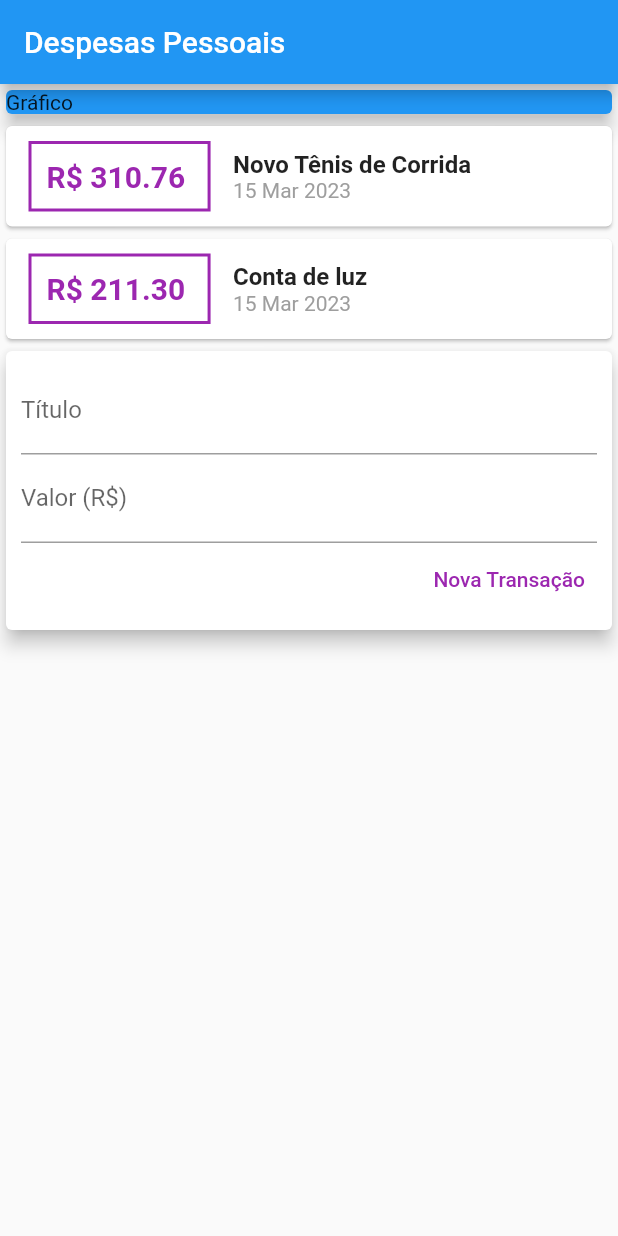
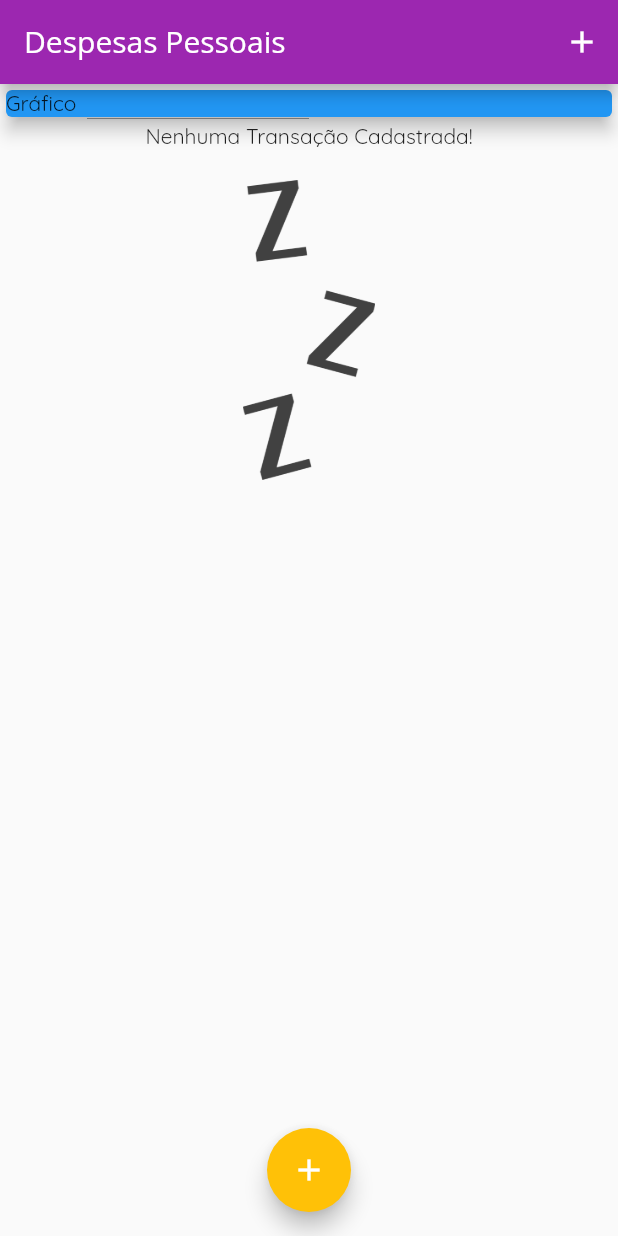
Before and after one commit to Okamael/despesas_pessoais, a Flutter app: the screen it shows after launch, on a phone screen of 412 x 824 dp. Run offline on Flutter 3.47's test engine with Material 2 defaults, Android fonts, the phone set to English and light mode, and no system bars.

Commit message:
estudos 15/03/2023

```diff
--- a/lib/components/transaction_list.dart
+++ b/lib/components/transaction_list.dart
@@ -10,14 +10,34 @@ class TransactionListWidget extends StatelessWidget {
 
   @override
   Widget build(BuildContext context) {
-    return Column(
-      children: transactions.map((transaction) {
+    return Container(
+      height: 300,
+      child: transactions.isEmpty
+          ? Column(
+              children: [
+                Text('Nenhuma Transação Cadastrada!'),
+                SizedBox(
+                  height: 20,
+                ),
+                Container(
+                  height: 200,
+                  child: Image.asset(
+                    'assets/images/waiting.png',
+                    fit: BoxFit.cover,
+                  ),
+                )
+              ],
+            )
+          : ListView.builder(
+              itemCount: transactions.length,
+              itemBuilder: (context, index) {
+                final transaction = transactions[index];
                 return Card(
                   child: Row(
                     children: [
                       Container(
-                margin:
-                    const EdgeInsets.symmetric(horizontal: 15, vertical: 10),
+                        margin: const EdgeInsets.symmetric(
+                            horizontal: 15, vertical: 10),
                         child: Text(
                           'R\$ ${transaction.value.toStringAsFixed(2)} ',
                           style: const TextStyle(
@@ -55,7 +75,8 @@ class TransactionListWidget extends StatelessWidget {
                     ],
                   ),
                 );
-      }).toList(),
+              },
+            ),
     );
   }
 }
--- a/lib/components/transaction_user.dart
+++ /dev/null
@@ -1,58 +0,0 @@
-import 'dart:math';
-
-import 'package:despesas_pessoais/components/transaction_form.dart';
-import 'package:despesas_pessoais/components/transaction_list.dart';
-import 'package:despesas_pessoais/models/transaction.dart';
-import 'package:flutter/material.dart';
-import 'package:flutter/src/widgets/framework.dart';
-import 'package:flutter/src/widgets/placeholder.dart';
-
-class TransactionUser extends StatefulWidget {
-  const TransactionUser({super.key});
-
-  @override
-  State<TransactionUser> createState() => _TransactionUserState();
-}
-
-class _TransactionUserState extends State<TransactionUser> {
-  final _transactions = [
-    Transaction(
-      id: 't1',
-      title: 'Novo Tênis de Corrida',
-      value: 310.76,
-      date: DateTime.now(),
-    ),
-    Transaction(
-      id: 't2',
-      title: 'Conta de luz',
-      value: 211.30,
-      date: DateTime.now(),
-    ),
-  ];
-
-  _addTransaction({required String title, required double value}) {
-    final newTransaction = Transaction(
-      id: Random().nextDouble().toString(),
-      title: title,
-      value: value,
-      date: DateTime.now(),
-    );
-    setState(() {
-      _transactions.add(newTransaction);
-    });
-  }
-
-  @override
-  Widget build(BuildContext context) {
-    return Column(
-      children: [
-        TransactionListWidget(transactions: _transactions),
-        TransactionFormWidget(
-          onSubmit: (titile, value) {
-            _addTransaction(title: titile, value: value);
-          },
-        ),
-      ],
-    );
-  }
-}
--- a/lib/main.dart
+++ b/lib/main.dart
@@ -1,6 +1,7 @@
+import 'dart:math';
+
 import 'package:despesas_pessoais/components/transaction_form.dart';
 import 'package:despesas_pessoais/components/transaction_list.dart';
-import 'package:despesas_pessoais/components/transaction_user.dart';
 import 'package:despesas_pessoais/models/transaction.dart';
 import 'package:flutter/material.dart';
 import 'package:intl/intl.dart';
@@ -16,20 +17,62 @@ class ExpensesApp extends StatelessWidget {
   Widget build(BuildContext context) {
     return MaterialApp(
       home: MyHomePage(),
+      theme: ThemeData(
+          colorScheme: ColorScheme.fromSwatch(primarySwatch: Colors.purple)
+              .copyWith(secondary: Colors.amber),
+          fontFamily: 'Quicksand'),
     );
   }
 }
 
-class MyHomePage extends StatelessWidget {
+class MyHomePage extends StatefulWidget {
   MyHomePage({super.key});
+
+  @override
+  State<MyHomePage> createState() => _MyHomePageState();
+}
+
+class _MyHomePageState extends State<MyHomePage> {
+  final List<Transaction> _transactions = [];
+  _addTransaction({required String title, required double value}) {
+    final newTransaction = Transaction(
+      id: Random().nextDouble().toString(),
+      title: title,
+      value: value,
+      date: DateTime.now(),
+    );
+    setState(() {
+      _transactions.add(newTransaction);
+    });
+    Navigator.of(context).pop();
+  }
+
+  _opentransactionFormModal(BuildContext context) {
+    showModalBottomSheet(
+        context: context,
+        builder: (_) {
+          return TransactionFormWidget(onSubmit: (title, value) {
+            _addTransaction(title: title, value: value);
+          });
+        });
+  }
 
   @override
   Widget build(BuildContext context) {
     return Scaffold(
       appBar: AppBar(
-        title: Text('Despesas Pessoais'),
+        title: Text(
+          'Despesas Pessoais',
+          style: TextStyle(fontFamily: 'OpenSans'),
         ),
-      body: Column(
+        actions: [
+          IconButton(
+              onPressed: () => _opentransactionFormModal(context),
+              icon: Icon(Icons.add))
+        ],
+      ),
+      body: SingleChildScrollView(
+        child: Column(
           crossAxisAlignment: CrossAxisAlignment.stretch,
           children: [
             Container(
@@ -40,19 +83,15 @@ class MyHomePage extends StatelessWidget {
                 color: Colors.blue,
               ),
             ),
-          const TransactionUser()
+            TransactionListWidget(transactions: _transactions),
           ],
         ),
+      ),
+      floatingActionButton: FloatingActionButton(
+        onPressed: () => _opentransactionFormModal(context),
+        child: Icon(Icons.add),
+      ),
+      floatingActionButtonLocation: FloatingActionButtonLocation.centerFloat,
     );
   }
 }
-
-class Transacoes {
-  final String title;
-  final double value;
-
-  Transacoes({
-    required this.title,
-    required this.value,
-  });
-}
```
Also changed, not shown: lib/components/transaction_form.dart (+26 -8 lines), pubspec.yaml (+13 -8 lines), assets/fonts/OpenSans-Bold.ttf (added), assets/fonts/OpenSans-Regular.ttf (added), assets/fonts/Quicksand-Bold.ttf (added), assets/fonts/Quicksand-Light.ttf (added), assets/fonts/Quicksand-Medium.ttf (added), assets/fonts/Quicksand-Regular.ttf (added), assets/images/waiting.png (added). Lines whose indentation alone changed are shown as unchanged.
